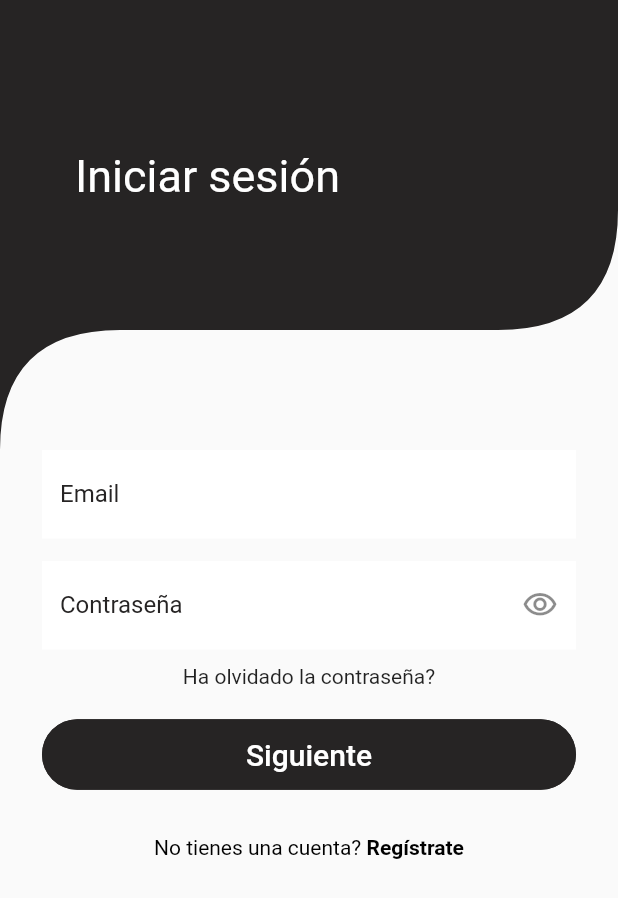
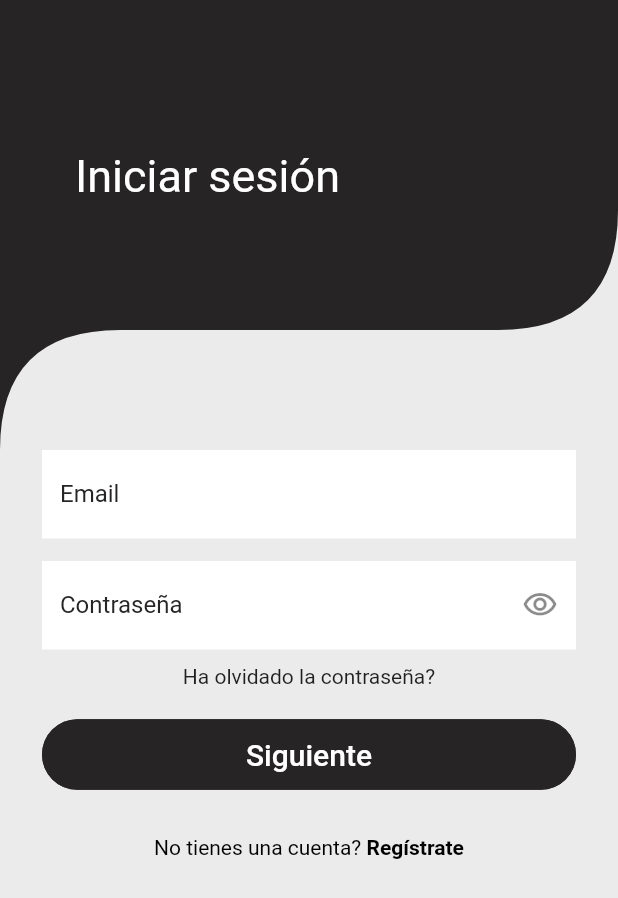
Before and after one commit to stivengm/ShopBeer_2023, a Flutter app: the screen it shows after launch, on a phone screen of 412 x 824 dp. Shown: the top 898 px of the screen. Run offline on Flutter 3.47's test engine with Material 2 defaults, Android fonts, the light colour scheme and no system bars.

Commit message:
Fix configuration color default.

```diff
--- a/lib/main.dart
+++ b/lib/main.dart
@@ -2,6 +2,7 @@ import 'package:flutter/material.dart';
 import 'package:flutter/services.dart';
 
 import 'package:shopbeer/core/paths/app_paths.dart';
+import 'package:shopbeer/gui/app_style.dart';
 
 void main() {
   runApp(const MyApp());
@@ -22,7 +23,10 @@ class MyApp extends StatelessWidget {
       title: 'ShopBeer',
       debugShowCheckedModeBanner: false,
       theme: ThemeData(
-        primarySwatch: Colors.blue,
+        scaffoldBackgroundColor: backgroundApp,
+        colorScheme: ColorScheme.fromSwatch().copyWith(
+          primary: primaryColor
+        )
       ),
       routes: routesApp(),
       initialRoute: 'login'
```
